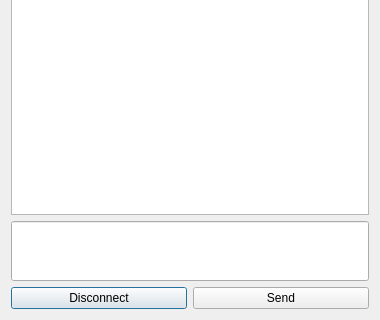
The window that ui/chat-content.ui (berndhs/egalite) describes before a commit, drawn with Qt 5; both pictures show x 0 to 380 and y 280 to 600 of the 380 by 600 pixel window.
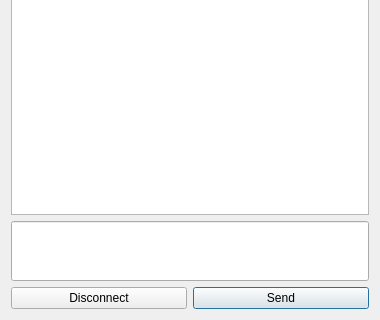
The same window after the commit.

Commit message: make sure Disconnect is not the default button, set plenty of times to FALSE

What changed in the file:
```diff
--- a/ui/chat-content.ui
+++ b/ui/chat-content.ui
@@ -32,6 +32,9 @@
      <property name="text">
       <string>Disconnect</string>
      </property>
+     <property name="autoDefault">
+      <bool>false</bool>
+     </property>
     </widget>
    </item>
    <item row="2" column="1">
```
The commit also changes 1 other file.
